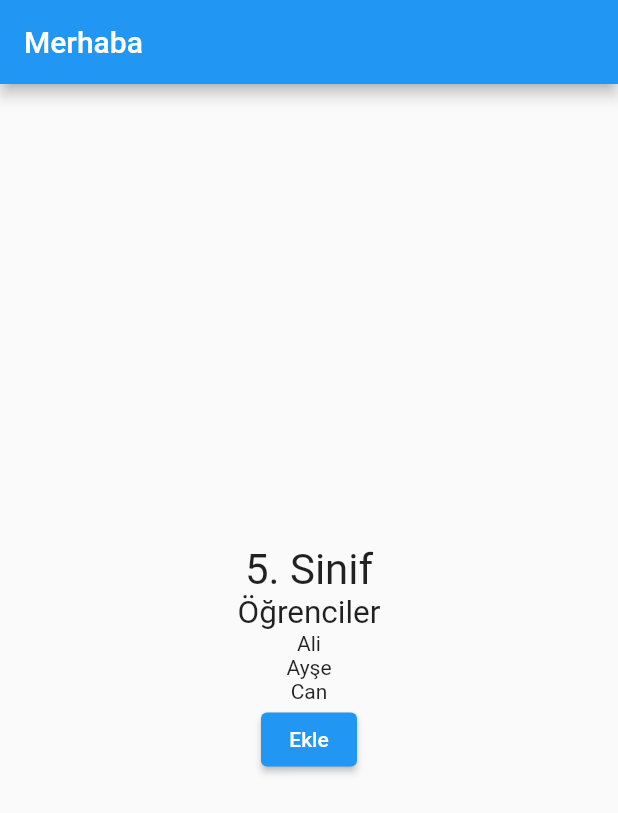
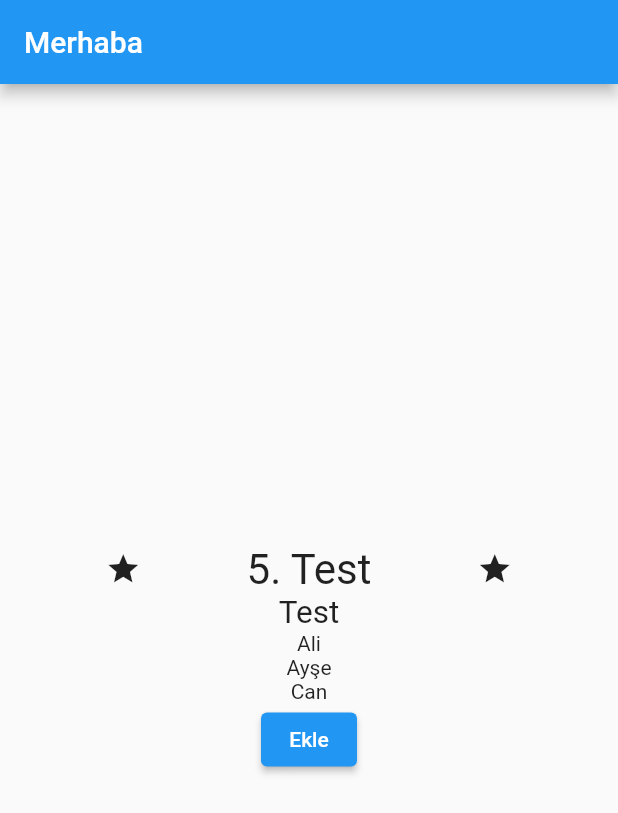
Before and after one commit to SouL-H/OyunUygulamaKampi, a Flutter app: the screen it shows after launch, on a phone screen of 412 x 824 dp. Shown: the top 813 px of the screen. Run offline on Flutter 3.47's test engine with Material 2 defaults, Android fonts, the phone set to English and light mode, and no system bars.

Commit message:
Row and Column

```diff
--- a/flutter/campapp/lib/buildTest.dart
+++ b/flutter/campapp/lib/buildTest.dart
@@ -9,7 +9,7 @@ class BuildExp extends StatefulWidget {
 
 class _BuildExpState extends State<BuildExp> {
   var sinif = 5;
-  var baslik = "Öğrenciler";
+  var baslik = "Test";
   var ogrenciler = ["Ali", "Ayşe", "Can"];
 
   @override
@@ -23,11 +23,23 @@ class _BuildExpState extends State<BuildExp> {
         ),
         body: Center(
           child: Column(
-            mainAxisAlignment: MainAxisAlignment.center,
+            mainAxisSize: MainAxisSize.min,
+            //mainAxisAlignment: MainAxisAlignment.spaceEvenly, //Kapsadığı alan içinde boşluk bırkır. fakat main axis size kullandığımız için aligment gerekmiyor şuan
+            crossAxisAlignment:
+                CrossAxisAlignment.center, //Kapsadığı alanı büyüdür.
             children: <Widget>[
-              Text(
-                '$sinif. Sinif',
-                textScaleFactor: 2,
+              Row(
+                mainAxisAlignment: MainAxisAlignment.spaceEvenly,
+                crossAxisAlignment: CrossAxisAlignment.center,
+                //mainAxisSize: MainAxisSize.min, //Tüm boşlukları siler bu rowun.
+                children: [
+                  Icon(Icons.star),
+                  Text(
+                    '$sinif. Test',
+                    textScaleFactor: 2,
+                  ),
+                  Icon(Icons.star),
+                ],
               ),
               Text(
                 '$baslik',
```
